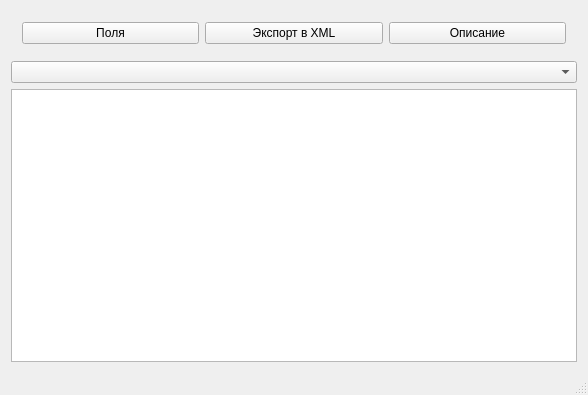
The window that src/gtool1cd/table_data_window.ui (e8tools/tool1cd) describes before a commit, drawn with Qt 5.
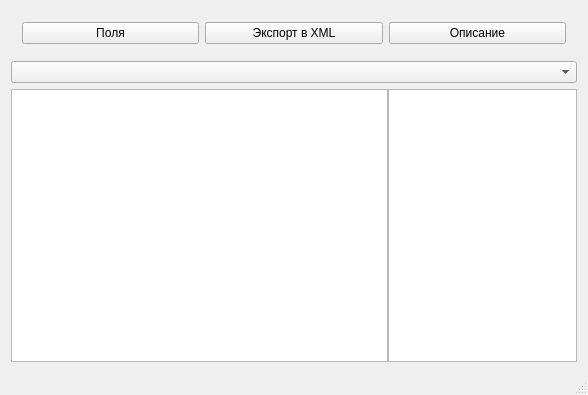
The same window after the commit.

```diff
--- a/src/gtool1cd/table_data_window.ui
+++ b/src/gtool1cd/table_data_window.ui
@@ -58,12 +58,55 @@
      <widget class="QComboBox" name="indexChooseBox"/>
     </item>
     <item>
-     <widget class="QTableView" name="dataView">
-      <property name="font">
-       <font>
-        <pointsize>9</pointsize>
-       </font>
+     <widget class="QFrame" name="frame_2">
+      <property name="frameShadow">
+       <enum>QFrame::Raised</enum>
       </property>
+      <layout class="QHBoxLayout" name="horizontalLayout_2">
+       <property name="spacing">
+        <number>0</number>
+       </property>
+       <property name="leftMargin">
+        <number>0</number>
+       </property>
+       <property name="topMargin">
+        <number>0</number>
+       </property>
+       <property name="rightMargin">
+        <number>0</number>
+       </property>
+       <property name="bottomMargin">
+        <number>0</number>
+       </property>
+       <item>
+        <widget class="QTableView" name="dataView">
+         <property name="sizePolicy">
+          <sizepolicy hsizetype="Expanding" vsizetype="Expanding">
+           <horstretch>2</horstretch>
+           <verstretch>0</verstretch>
+          </sizepolicy>
+         </property>
+         <property name="font">
+          <font>
+           <pointsize>9</pointsize>
+          </font>
+         </property>
+         <property name="sortingEnabled">
+          <bool>true</bool>
+         </property>
+        </widget>
+       </item>
+       <item>
+        <widget class="QPlainTextEdit" name="plainTextEdit">
+         <property name="sizePolicy">
+          <sizepolicy hsizetype="Expanding" vsizetype="Expanding">
+           <horstretch>1</horstretch>
+           <verstretch>0</verstretch>
+          </sizepolicy>
+         </property>
+        </widget>
+       </item>
+      </layout>
      </widget>
     </item>
    </layout>
```
